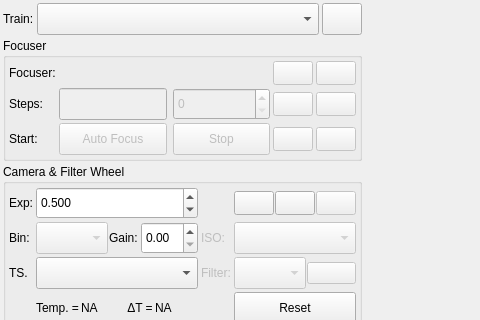
Before: the Qt Designer form kstars/ekos/focus/focus.ui in KDE/kstars, drawn with Qt 5; both pictures show x 0 to 480 and y 0 to 320 of the 826 by 547 pixel window.
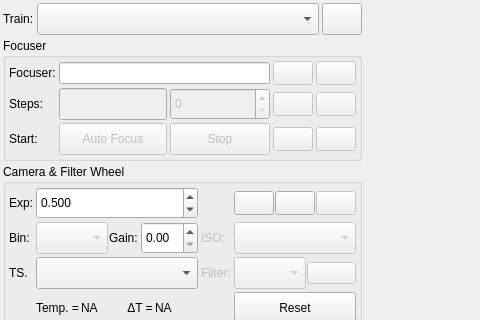
After: the same form once the commit is applied. Icons and pictures are not drawn. Custom widgets are drawn as their Qt base class.

Commit message: Refactor Filter Manager so that it is no longer a singleton but rather an instance used in several modules. This is required with optical trains that might have different filter wheels and focuser combinations

What changed in the file:
```diff
--- a/kstars/ekos/focus/focus.ui
+++ b/kstars/ekos/focus/focus.ui
@@ -243,6 +243,28 @@
           </property>
          </widget>
         </item>
+        <item row="1" column="2">
+         <widget class="QSpinBox" name="absTicksSpin">
+          <property name="enabled">
+           <bool>false</bool>
+          </property>
+          <property name="sizePolicy">
+           <sizepolicy hsizetype="MinimumExpanding" vsizetype="Fixed">
+            <horstretch>0</horstretch>
+            <verstretch>0</verstretch>
+           </sizepolicy>
+          </property>
+          <property name="minimumSize">
+           <size>
+            <width>0</width>
+            <height>32</height>
+           </size>
+          </property>
+          <property name="toolTip">
+           <string>Desired absolute focus position</string>
+          </property>
+         </widget>
+        </item>
         <item row="3" column="0">
          <widget class="QLabel" name="label_22">
           <property name="text">
@@ -321,6 +343,25 @@
           </property>
          </widget>
         </item>
+        <item row="3" column="2">
+         <widget class="QPushButton" name="stopFocusB">
+          <property name="enabled">
+           <bool>false</bool>
+          </property>
+          <property name="minimumSize">
+           <size>
+            <width>0</width>
+            <height>32</height>
+           </size>
+          </property>
+          <property name="toolTip">
+           <string>Stop Auto Focus process</string>
+          </property>
+          <property name="text">
+           <string>Stop</string>
+          </property>
+         </widget>
+        </item>
         <item row="1" column="1">
          <widget class="QLineEdit" name="absTicksLabel">
           <property name="enabled">
@@ -368,51 +409,10 @@
           </property>
          </widget>
         </item>
-        <item row="3" column="3">
-         <widget class="QPushButton" name="stopFocusB">
-          <property name="enabled">
-           <bool>false</bool>
-          </property>
-          <property name="minimumSize">
-           <size>
-            <width>0</width>
-            <height>32</height>
-           </size>
-          </property>
-          <property name="toolTip">
-           <string>Stop Auto Focus process</string>
-          </property>
-          <property name="text">
-           <string>Stop</string>
-          </property>
-         </widget>
-        </item>
-        <item row="1" column="3">
-         <widget class="QSpinBox" name="absTicksSpin">
-          <property name="enabled">
-           <bool>false</bool>
-          </property>
-          <property name="sizePolicy">
-           <sizepolicy hsizetype="MinimumExpanding" vsizetype="Fixed">
-            <horstretch>0</horstretch>
-            <verstretch>0</verstretch>
-           </sizepolicy>
-          </property>
-          <property name="minimumSize">
-           <size>
-            <width>0</width>
-            <height>32</height>
-           </size>
-          </property>
-          <property name="toolTip">
-           <string>Desired absolute focus position</string>
-          </property>
-         </widget>
-        </item>
-        <item row="0" column="1" colspan="3">
-         <widget class="QLabel" name="focuserLabel">
-          <property name="text">
-           <string/>
+        <item row="0" column="1" colspan="2">
+         <widget class="QLineEdit" name="focuserLabel">
+          <property name="readOnly">
+           <bool>true</bool>
           </property>
          </widget>
         </item>
```
Left out of the diff: 196 changed lines with no effect on the pictures. The commit also changes 14 other files.
